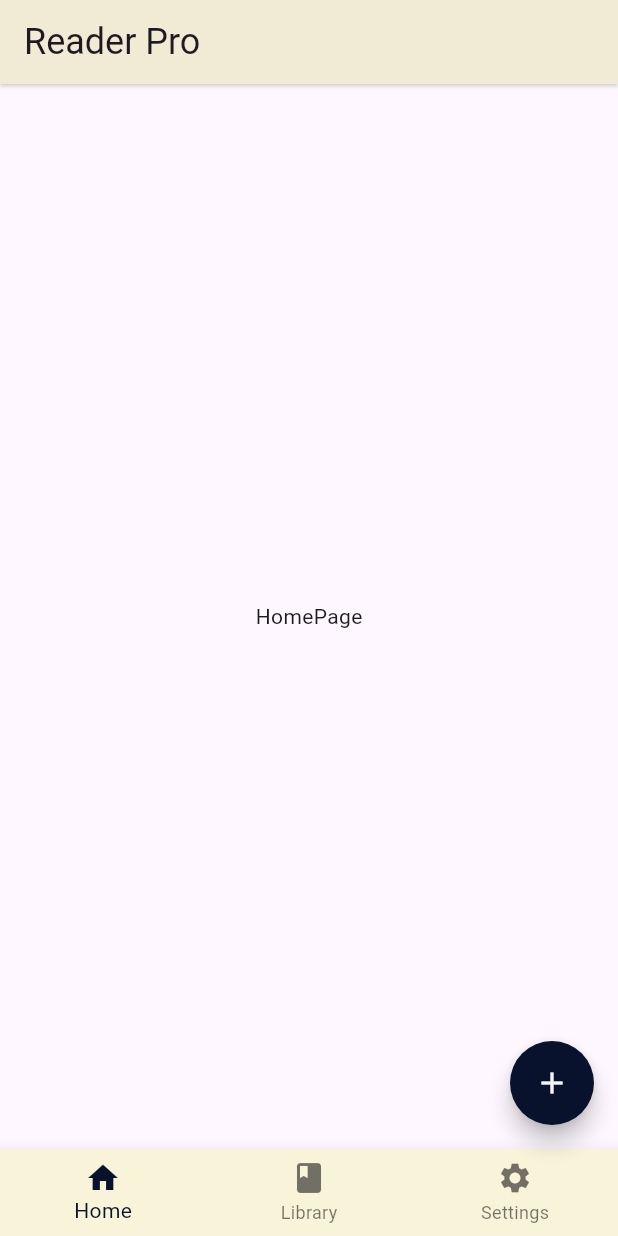
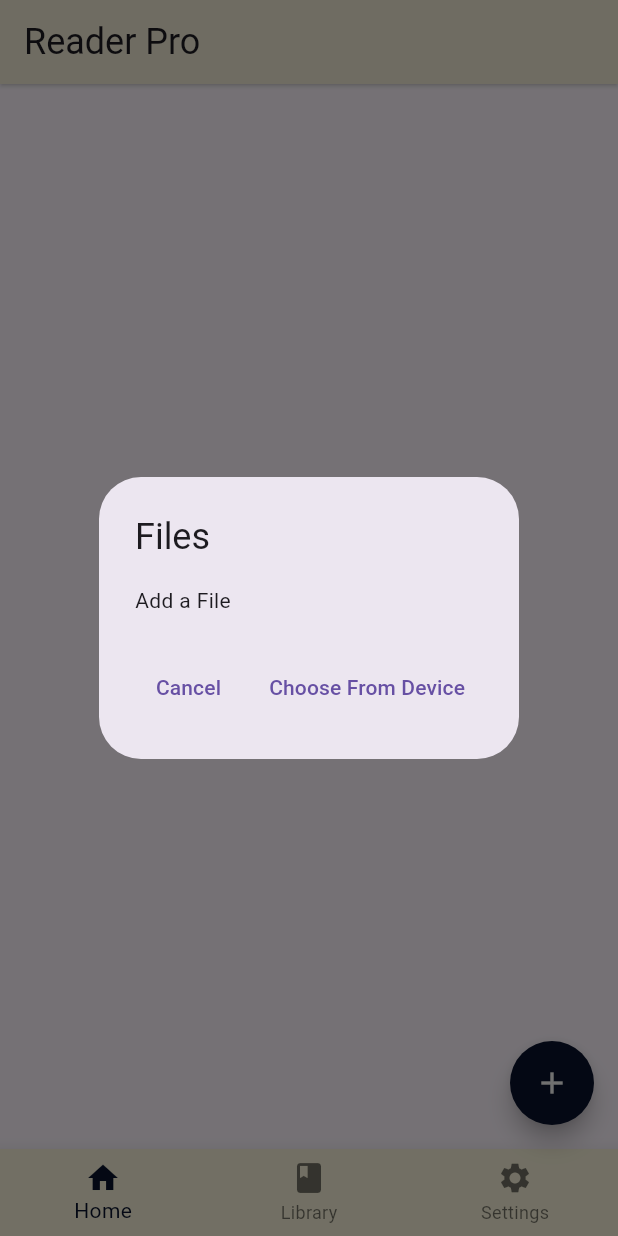
Before and after one commit to iamprassana/ReaderPro, a Flutter app: the MainPage screen opened directly, after a tap on the "add" icon, on a phone screen of 412 x 824 dp. Run offline on Flutter 3.47's test engine with Material 3 defaults, Android fonts, the phone set to English and light mode, and no system bars; our stand-ins replace animated_text_kit, file_picker, open_file, shared_preferences, smooth_page_indicator; accounts and stored records are empty; Roboto replaces fonts that are missing (Poppins).

```diff
--- /dev/null
+++ b/devtools_options.yaml
@@ -0,0 +1,3 @@
+description: This file stores settings for Dart & Flutter DevTools.
+documentation: https://docs.flutter.dev/tools/devtools/extensions#configure-extension-enablement-states
+extensions:
--- a/lib/mainScreen/mainPage.dart
+++ b/lib/mainScreen/mainPage.dart
@@ -1,10 +1,15 @@
 // ignore_for_file: file_names
 
+import 'dart:math';
+
+import 'package:file_picker/file_picker.dart';
 import 'package:flutter/material.dart';
+import 'package:open_file/open_file.dart';
 import 'package:reader_pro/mainScreen/homePage.dart';
 import 'package:reader_pro/mainScreen/library.dart';
 import 'package:reader_pro/mainScreen/settings.dart';
 import 'package:reader_pro/utils/colors.dart';
+import 'package:reader_pro/utils/filePicker.dart';
 
 class MainPage extends StatefulWidget {
   const MainPage({super.key});
@@ -12,8 +17,6 @@ class MainPage extends StatefulWidget {
   @override
   State<MainPage> createState() => _HomepageState();
 }
-
-//Show recently read books in the home page. When floating action button is clicked give a promopt to import a book. Once the book is opened then redirect them to different page. Meanwhile show CiruclarProgressIndicator.
 
 class _HomepageState extends State<MainPage> {
   int _selectedIndex = 0;
@@ -30,6 +33,55 @@ class _HomepageState extends State<MainPage> {
     });
   }
 
+  void pickFile() async {
+    FilePickerResult? fp = await FilePicker.platform.pickFiles(
+        //allowedExtensions: ['jpg', 'pdf', 'txt']
+        );
+
+    if (fp == null) {
+      print("No Type of file found");
+    }
+
+    PlatformFile? file = fp!.files.first;
+    viewFile(file);
+  }
+
+  void viewFile(PlatformFile file) {
+    OpenFile.open(file.path);
+  }
+
+  Future<void> _dialogBuilder(BuildContext context) {
+    return showDialog<void>(
+      context: context,
+      barrierDismissible: false,
+      builder: (BuildContext context) {
+        return AlertDialog(
+          title: const Text('Files'),
+          content: const Text("Add a File"),
+          actions: <Widget>[
+            TextButton(
+              child: const Text(
+                'Cancel',
+                style: TextStyle(),
+              ),
+              onPressed: () {
+                print("Clicked");
+                Navigator.of(context).pop();
+              },
+            ),
+            TextButton(
+              child: const Text('Choose From Device'),
+              onPressed: () async {
+                pickFile();
+                //Navigator.pop(context);
+              },
+            ),
+          ],
+        );
+      },
+    );
+  }
+
   @override
   Widget build(BuildContext context) {
     return Scaffold(
@@ -38,7 +90,7 @@ class _HomepageState extends State<MainPage> {
         backgroundColor: AppColors.PrimaryColor1,
         elevation: 1,
         shadowColor: AppColors.PrimaryColor2,
-        title: Text(
+        title: const Text(
           "Reader Pro",
           style: TextStyle(fontFamily: 'Poppins', fontSize: 24),
           textAlign: TextAlign.center,
@@ -46,21 +98,14 @@ class _HomepageState extends State<MainPage> {
       ),
       floatingActionButton: FloatingActionButton(
         onPressed: () {
-          //Implement the other add feature.
-          ScaffoldMessenger.of(context).showSnackBar(
-            SnackBar(
-              content: Text("Clicked"),
-              duration: Duration(milliseconds: 500),
-            ),
-          );
-          //Add an book i.e import an book to the app.
+          _dialogBuilder(context);
         },
         shape: RoundedRectangleBorder(
           borderRadius: BorderRadius.circular(30),
         ),
         backgroundColor: AppColors.SecondaryColor2,
         foregroundColor: AppColors.PrimaryColor2,
-        child: Icon(Icons.add),
+        child: const Icon(Icons.add),
       ),
       body: pages[_selectedIndex],
       bottomNavigationBar: BottomNavigationBar(
@@ -70,17 +115,17 @@ class _HomepageState extends State<MainPage> {
         enableFeedback: false,
         currentIndex: _selectedIndex,
         onTap: _onItemTapped,
-        items: [
+        items: const [
           BottomNavigationBarItem(
-            icon: (Icon(Icons.home)),
+            icon: Icon(Icons.home),
             label: "Home",
           ),
           BottomNavigationBarItem(
-            icon: (Icon(Icons.book)),
+            icon: Icon(Icons.book),
             label: "Library",
           ),
           BottomNavigationBarItem(
-            icon: (Icon(Icons.settings)),
+            icon: Icon(Icons.settings),
             label: "Settings",
           ),
         ],
--- /dev/null
+++ b/lib/utils/filePicker.dart
@@ -0,0 +1,5 @@
+import 'dart:io';
+
+import 'package:file_picker/file_picker.dart';
+
+class Helper {}
--- a/pubspec.yaml
+++ b/pubspec.yaml
@@ -37,7 +37,9 @@ dependencies:
   shared_preferences: ^2.5.2
   smooth_page_indicator: ^1.2.0+3
   animated_text_kit: ^4.2.2
-
+  syncfusion_flutter_pdf: ^28.2.6
+  file_picker: ^9.0.1
+  open_file: ^3.5.10
 dev_dependencies:
   flutter_test:
     sdk: flutter
```
Also changed, not shown: pubspec.lock, 3 other files.
